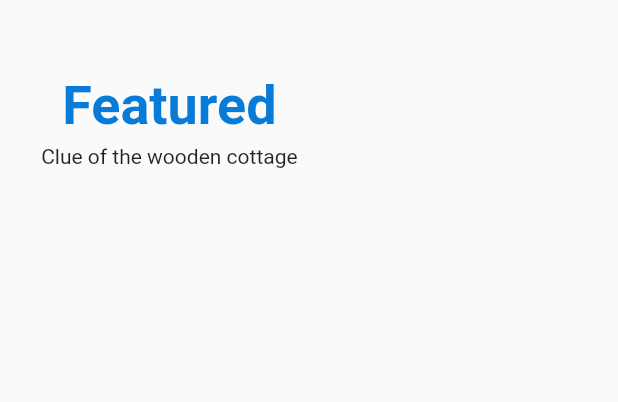
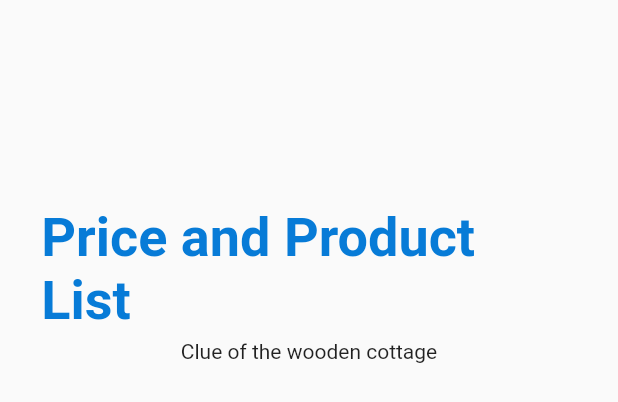
Before and after one commit to LiyanaZaiman/FYP, a Flutter app: the FeaturedHeading widget shown alone on an empty page, opened directly with empty values, on a phone screen of 412 x 824 dp. Shown: the top 402 px of the screen. Run offline on Flutter 3.47's test engine with Material 2 defaults, Android fonts, the phone set to English and light mode, and no system bars; our stand-ins replace carousel_slider; Roboto replaces fonts that are missing (Raleway).

Commit message:
Update 2

```diff
--- a/lib/widgets/carousel.dart
+++ b/lib/widgets/carousel.dart
@@ -19,7 +19,7 @@ class _MainCarouselState extends State<MainCarousel> {
   int _current = 0;
 
   final List<String> images = [
-    'assets/images/asia.jpg',
+    'assets/images/asia.jpgx',
     'assets/images/africa.jpg',
     'assets/images/europe.jpg',
     'assets/images/south_america.jpg',
--- a/lib/widgets/featured_heading.dart
+++ b/lib/widgets/featured_heading.dart
@@ -13,14 +13,14 @@ class FeaturedHeading extends StatelessWidget {
   Widget build(BuildContext context) {
     return Padding(
       padding: EdgeInsets.only(
-        top: screenSize.height * 0.06,
+        top: screenSize.height / 6, //screenSize.height * 0.06
         left: screenSize.width / 15,
         right: screenSize.width / 15,
       ),
       child: screenSize.width <800?Column(
         children: [
           Text(
-              'Featured',
+              'Price and Product List',
               style: TextStyle(
                   fontSize: 36,
                   fontFamily: 'Raleway',
@@ -39,7 +39,7 @@ class FeaturedHeading extends StatelessWidget {
               mainAxisAlignment: MainAxisAlignment.start,
               children: [
               Text(
-              'Featured',
+              'Price and Product List',
               style: TextStyle(
                   fontSize: 36,
                   fontFamily: 'Raleway',
--- a/lib/widgets/featured_tiles.dart
+++ b/lib/widgets/featured_tiles.dart
@@ -15,7 +15,7 @@ class FeaturedTiles extends StatelessWidget {
     'assets/images/test3.jpeg',
   ];
 
-  final List<String> title = ['Sci-fi', 'Photography', 'Romance'];
+  final List<String> title = ['Fast', 'Easy', 'Flexible'];
 
   @override
   Widget build(BuildContext context) {
@@ -73,7 +73,7 @@ class FeaturedTiles extends StatelessWidget {
         : */
         screenSize.width< 800? Padding(
           padding: EdgeInsets.only(
-            top:screenSize.height/50),
+            top:screenSize.height/60), //top:screenSize.height/50),
           child: SingleChildScrollView(
             scrollDirection: Axis.horizontal,
             child: Row(
@@ -118,7 +118,7 @@ class FeaturedTiles extends StatelessWidget {
         ):
         Padding(
             padding: EdgeInsets.only(
-              top: screenSize.height * 0.06,
+              top: screenSize.height * 0.2,
               left: screenSize.width / 15,
               right: screenSize.width / 15,
             ),
```
Also changed, not shown: lib/screens/home_page.dart (+14 -8 lines), lib/screens/order_page.dart (+15 -1 lines), lib/widgets/customer_details.dart (added, +17 -0 lines).
